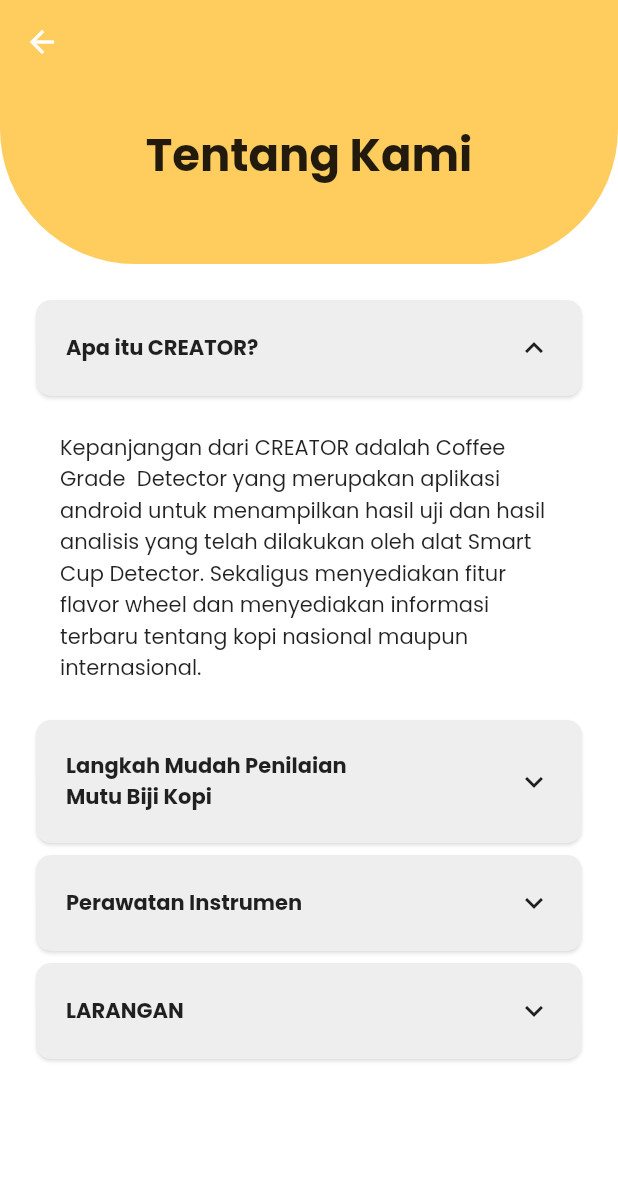
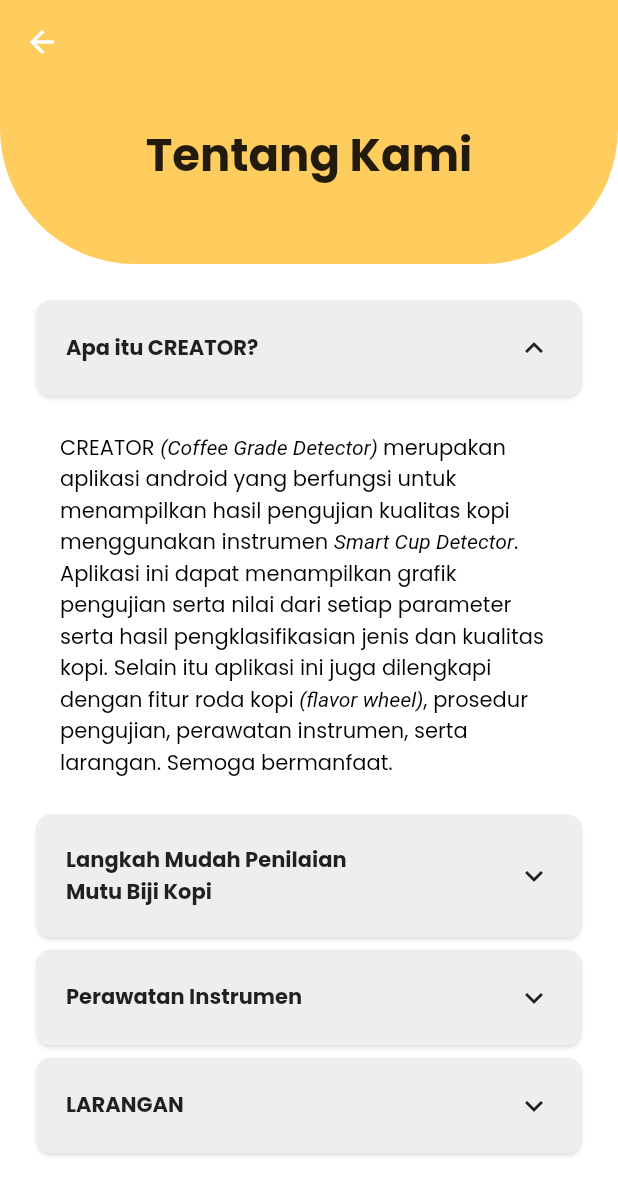
Before and after one commit to hoshigakikisame/Creator-Mobile, a Flutter app: the AboutPage screen opened directly, after a tap on "Apa itu CREATOR?", on a phone screen of 412 x 824 dp. Shown: the top 1195 px of the screen. Run offline on Flutter 3.47's test engine with Material 2 defaults, Android fonts, the phone set to English and light mode, and no system bars; our stand-ins replace fl_chart, google_fonts.

Commit message:
update about & line chart

```diff
--- a/lib/ui/pages/about/about_page.dart
+++ b/lib/ui/pages/about/about_page.dart
@@ -52,23 +52,23 @@ class _AboutPageState extends State<AboutPage> {
 							children: [
 								AboutItem(
 									header: "Apa itu CREATOR?",
-									body: Text('Kepanjangan dari CREATOR adalah Coffee Grade  Detector yang merupakan aplikasi android untuk menampilkan hasil uji dan hasil analisis yang telah dilakukan oleh alat Smart Cup Detector. Sekaligus menyediakan fitur flavor wheel dan menyediakan informasi terbaru tentang kopi nasional maupun internasional.')
+									body: buildAbout1(),
 								),
 								AboutItem(
 									header: "Langkah Mudah Penilaian\nMutu Biji Kopi",
 									body: Column(children: [
 										AboutItem(
 										header: "A. Persiapan Sampel Kopi",
-										body: Text('1.	Biji kopi yang telah disangrai dan digrinding menjadi bubuk, kemudian ditimbang dengan perbandingan 1:18\n2.	air bersuhu 95 oC dituangkan ke dalam cangkir yang telah terisi bubuk kopi dan didiamkan selama 4 menit. Setelah itu, Kopi diaduk dengan perlahan dan krim yang ada pada permukaan kopi dibuang.\n3.	Kuvet dibersihkan terlebih dahulu dengan menggunakan air bersih dan dikeringkan. Kemudian sampel sebanyak 5 ml dimasukkan ke dalam kuvet dan sampel siap dimasukkan ke dalam alat'))
+										body: buildAbout2())
 										,
 										AboutItem(
 										header: "B. Penggunaan Alat",
-										body: Text('1.	Hidupkan Smart Cup Detector dengan menekan tombol ON/OFF.\n2.	Buka aplikasi CREATOR\n3.	Klik ”Connect” untuk menyambungkan apliasi CREATOR dengan Smart Cup Detector. Tunggu hingga muncul status “connected” yang berarti alat sudah tersambung\n4.	Jika sudah terhubung klik tombol “Mulai Pengukuran”\n5.	Klik tombol trigger pada alat untuk memulai penilaian mutu kopi\n6.	Setelah proses selesai maka hasil akan langsung muncul'))
+										body: buildAbout3())
 									])
 									),
 								AboutItem(
 									header: "Perawatan Instrumen",
-									body: Text('1. Letakkan di tempat yang kering dan longgar\n2. Jauhkan dari sinar matahari secara langsung\n3.	Cuci kuvet setiap selesai menggunakan\n4. Isi daya ketika habis dan segera lepaskan dari charger ketika telah penuh\n5. Lepas baterai jika tidak digunakan dalam waktu yang lama')
+									body: buildAbout4(),
 								),
 								AboutItem(
 									header: "LARANGAN",
@@ -81,6 +81,54 @@ class _AboutPageState extends State<AboutPage> {
 			]
 		)
 	);
+	}
+
+	Widget buildAbout1() {
+		return RichText(
+		  text: TextSpan(
+		    style: GoogleFonts.poppins(
+				textStyle: TextStyle(),
+				color: Colors.black,
+			),
+		    children: <TextSpan>[
+		      TextSpan(text: 'CREATOR '),
+		      TextSpan(text: '(Coffee Grade Detector) ', style: TextStyle(fontStyle: FontStyle.italic)),
+		      TextSpan(text: 'merupakan aplikasi android yang berfungsi untuk menampilkan hasil pengujian kualitas kopi menggunakan instrumen '),
+		      TextSpan(text: 'Smart Cup Detector', style: TextStyle(fontStyle: FontStyle.italic)),
+		      TextSpan(text: '. Aplikasi ini dapat menampilkan grafik pengujian serta nilai dari setiap parameter serta hasil pengklasifikasian jenis dan kualitas kopi. Selain itu aplikasi ini juga dilengkapi dengan fitur roda kopi '),
+		      TextSpan(text: '(flavor wheel)', style: TextStyle(fontStyle: FontStyle.italic)),
+		      TextSpan(text: ', prosedur pengujian, perawatan instrumen, serta larangan. Semoga bermanfaat.'),
+		    ],
+		  )
+		);
+	}
+
+	Widget buildAbout2() {
+		return Text('1. Sangrai biji kopi dan haluskan hingga menjadi bubuk\n2. Kemudian timbang sebanyak 10 gram dan masukkan ke dalam cangkir\n3. Siapkan air panas dengan suhu 95 oC\n4. Kemudian tuangkan ke dalam cangkir\n5. Diamkan selama 4 menit\n6. Aduk permukaan kopi secara perlahan\n7. Buang krim pada permukaan kopi\n8. Bersihkan kuvet menggunakan air bersih lalu dikeringkan\n9. Masukkan sampel ke dalam kuvet sebanyak 5 ml\n10. Masukkan kuvet ke dalam instrumen');
+	}
+
+	Widget buildAbout3() {
+		return RichText(
+		  text: TextSpan(
+		    style: GoogleFonts.poppins(
+				textStyle: TextStyle(),
+				color: Colors.black,
+			),
+		    children: <TextSpan>[
+		      TextSpan(text: '1. Hidupkan instrumen dengan menekan tombol switch pada bagian atas gagang\n2. Buka aplikasi CREATOR\n3. Klik '),
+		      TextSpan(text: '”Connect” ', style: TextStyle(fontStyle: FontStyle.italic)),
+		      TextSpan(text: 'untuk menyambungkan aplikasi CREATOR dengan instrumen\n4. Tunggu hingga muncul notifikasi “connected” yang berarti instrumen sudah terhubung dengan aplikasi\n5. Jika sudah terhubung klik tombol “Mulai Pengukuran”\n6. Klik tombol trigger (berwarna merah) pada instrumen untuk memulai pengujian\n7. Setelah proses selesai maka hasil akan muncul'),
+		    ],
+		  )
+		);
+	}
+
+	Widget buildAbout4() {
+		return Text('1. Letakkan di tempat yang kering dan lapang\n2. Jauhkan dari sinar matahari secara langsung\n3. Cuci kuvet setiap selesai menggunakan\n4. Isi daya ketika habis\n5. Segera lepaskan dari charger ketika pengisian daya telah penuh\n6. Lepas baterai jika instrumen tidak digunakan dalam jangka waktu yang lama');
+	}
+
+	Widget buildAbout5() {
+		return Text('1. Jauhkan dari jangkauan anak kecil\n2. Jauhkan dari api / bahan yang mudah terbakar\n3. Jauhkan dari air\n4. Jangan dibanting');
 	}
 }
 
```
Also changed, not shown: lib/ui/dialogs/line_graph_dialog.dart (+18 -14 lines), 1 other file.
